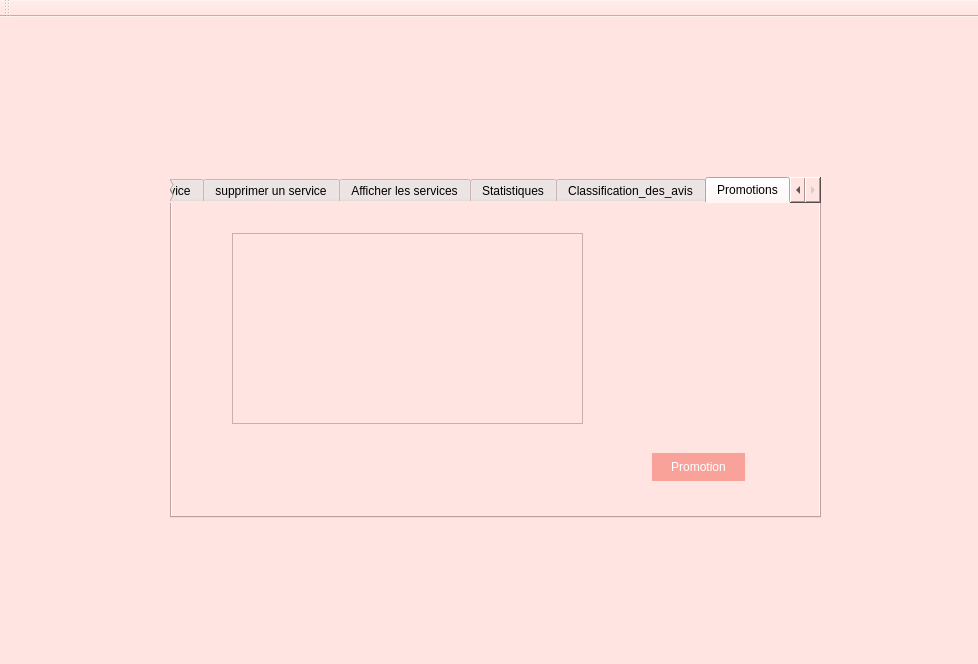
Old version of the form Desktop/gestion_des_services/mainwindow.ui in the repository MahdiRebai/MahdiRebai.
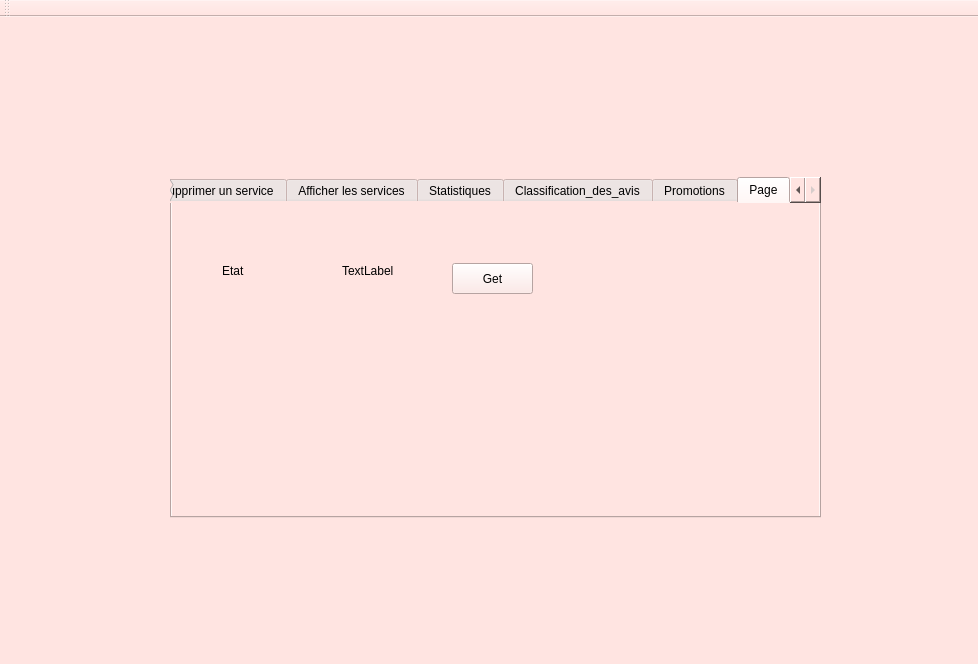
New version of the form.

What changed in the file:
```diff
--- a/Desktop/gestion_des_services/mainwindow.ui
+++ b/Desktop/gestion_des_services/mainwindow.ui
@@ -63,7 +63,7 @@
 backgrounf-color:#ffe4e1;}</string>
     </property>
     <property name="currentIndex">
-     <number>6</number>
+     <number>7</number>
     </property>
     <widget class="QWidget" name="Ajouter_un_service">
      <attribute name="title">
@@ -491,6 +491,50 @@
       </property>
      </widget>
     </widget>
+    <widget class="QWidget" name="arduino">
+     <attribute name="title">
+      <string>Page</string>
+     </attribute>
+     <widget class="QLabel" name="label_10">
+      <property name="geometry">
+       <rect>
+        <x>50</x>
+        <y>60</y>
+        <width>56</width>
+        <height>16</height>
+       </rect>
+      </property>
+      <property name="text">
+       <string>Etat</string>
+      </property>
+     </widget>
+     <widget class="QLabel" name="label_11">
+      <property name="geometry">
+       <rect>
+        <x>170</x>
+        <y>60</y>
+        <width>56</width>
+        <height>16</height>
+       </rect>
+      </property>
+      <property name="text">
+       <string>TextLabel</string>
+      </property>
+     </widget>
+     <widget class="QToolButton" name="toolButton">
+      <property name="geometry">
+       <rect>
+        <x>280</x>
+        <y>60</y>
+        <width>81</width>
+        <height>31</height>
+       </rect>
+      </property>
+      <property name="text">
+       <string>Get</string>
+      </property>
+     </widget>
+    </widget>
    </widget>
   </widget>
   <widget class="QMenuBar" name="menuBar">
```
